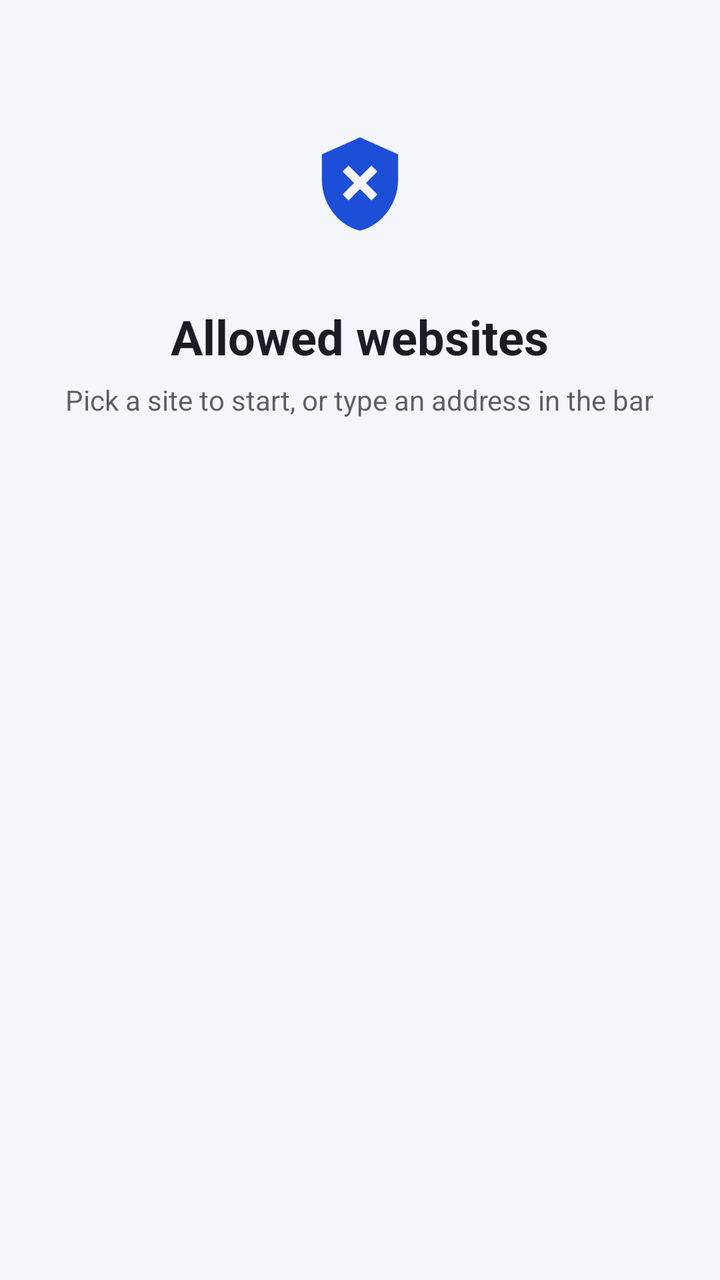
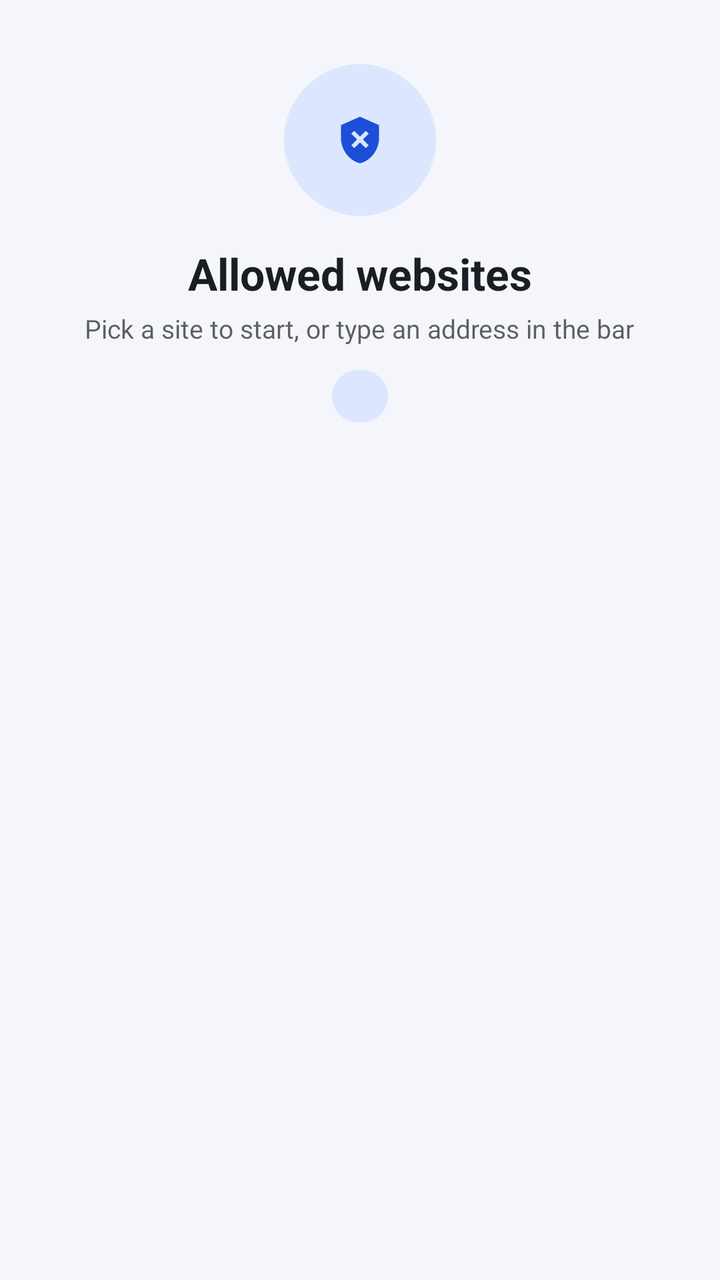

Compare the two renders of this Android layout. The source of the first and the diff that turns it into the second are given below.
<!-- AndroidManifest.xml: application theme Theme.SecureBrowser -->
<!-- res/layout/view_start_page.xml -->
<?xml version="1.0" encoding="utf-8"?>
<ScrollView xmlns:android="http://schemas.android.com/apk/res/android"
    android:layout_width="match_parent"
    android:layout_height="match_parent"
    android:background="?android:attr/colorBackground">

    <LinearLayout
        android:layout_width="match_parent"
        android:layout_height="wrap_content"
        android:gravity="center_horizontal"
        android:orientation="vertical"
        android:padding="24dp">

        <ImageView
            android:layout_width="88dp"
            android:layout_height="88dp"
            android:layout_marginTop="24dp"
            android:contentDescription="@string/app_name"
            android:src="@drawable/ic_launcher_foreground"
            android:tint="?attr/colorPrimary" />

        <TextView
            android:layout_width="wrap_content"
            android:layout_height="wrap_content"
            android:layout_marginTop="16dp"
            android:text="@string/start_title"
            android:textColor="?attr/colorOnBackground"
            android:textSize="24sp"
            android:textStyle="bold" />

        <TextView
            android:layout_width="wrap_content"
            android:layout_height="wrap_content"
            android:layout_marginTop="6dp"
            android:alpha="0.7"
            android:gravity="center"
            android:text="@string/start_subtitle"
            android:textColor="?attr/colorOnBackground"
            android:textSize="14sp" />

        <LinearLayout
            android:id="@+id/linksContainer"
            android:layout_width="match_parent"
            android:layout_height="wrap_content"
            android:layout_marginTop="24dp"
            android:orientation="vertical" />

        <TextView
            android:id="@+id/emptyMessage"
            android:layout_width="wrap_content"
            android:layout_height="wrap_content"
            android:layout_marginTop="24dp"
            android:alpha="0.6"
            android:text="@string/start_empty"
            android:textColor="?attr/colorOnBackground"
            android:textSize="14sp"
            android:visibility="gone" />
    </LinearLayout>
</ScrollView>
<!-- resources referenced by this layout -->
<resources>
  <!-- drawable ic_launcher_foreground (drawable) -->
  <?xml version="1.0" encoding="utf-8"?>
  <vector xmlns:android="http://schemas.android.com/apk/res/android"
      android:width="108dp"
      android:height="108dp"
      android:viewportWidth="108"
      android:viewportHeight="108">
      <group
          android:scaleX="2.6"
          android:scaleY="2.6"
          android:translateX="22.8"
          android:translateY="22.8">
          <path
              android:fillColor="#FFFFFFFF"
              android:fillType="evenOdd"
              android:pathData="M12,1L3,5v6c0,5.55 3.84,10.74 9,12 5.16,-1.26 9,-6.45 9,-12V5L12,1zM14.71,15.88L12,13.17l-2.71,2.71 -1.41,-1.41L10.59,11.76 7.88,9.05 9.29,7.64 12,10.35l2.71,-2.71 1.41,1.41 -2.71,2.71 2.71,2.71 -1.41,1.41z" />
      </group>
  </vector>
  <string name="app_name">Secure Browser</string>
  <string name="start_empty">No websites in the whitelist yet</string>
  <string name="start_subtitle">Pick a site to start, or type an address in the bar</string>
  <string name="start_title">Allowed websites</string>
  <style name="Theme.SecureBrowser" parent="Theme.Material3.DayNight.NoActionBar">
          <item name="colorPrimary">@color/colorPrimary</item>
          <item name="colorOnPrimary">@color/colorOnPrimary</item>
          <item name="colorPrimaryContainer">@color/colorPrimaryContainer</item>
          <item name="colorOnPrimaryContainer">@color/colorOnPrimaryContainer</item>
          <item name="colorSecondary">@color/colorSecondary</item>
          <item name="colorOnSecondary">@color/colorOnSecondary</item>
          <item name="colorError">@color/colorError</item>
          <item name="colorErrorContainer">@color/colorErrorContainer</item>
          <item name="android:colorBackground">@color/background</item>
          <item name="colorOnBackground">@color/onBackground</item>
          <item name="android:statusBarColor">@color/colorPrimary</item>
          <item name="android:windowLightStatusBar">false</item>
      </style>
  <color name="colorPrimary">#1D4ED8</color>
  <color name="colorOnPrimary">#FFFFFF</color>
  <color name="colorPrimaryContainer">#DCE7FF</color>
  <color name="colorOnPrimaryContainer">#0E2A66</color>
  <color name="colorSecondary">#0E7490</color>
  <color name="colorOnSecondary">#FFFFFF</color>
  <color name="colorError">#B3261E</color>
  <color name="colorErrorContainer">#F9DEDC</color>
  <color name="background">#F4F6FB</color>
  <color name="onBackground">#1A1D24</color>
</resources>

<!-- the commit's change to res/layout/view_start_page.xml (unified diff, before → after) -->
@@ -2,58 +2,98 @@
 <ScrollView xmlns:android="http://schemas.android.com/apk/res/android"
     android:layout_width="match_parent"
     android:layout_height="match_parent"
-    android:background="?android:attr/colorBackground">
+    android:background="?android:attr/colorBackground"
+    android:fillViewport="true">
 
     <LinearLayout
         android:layout_width="match_parent"
         android:layout_height="wrap_content"
         android:gravity="center_horizontal"
         android:orientation="vertical"
-        android:padding="24dp">
+        android:paddingHorizontal="16dp"
+        android:paddingTop="20dp"
+        android:paddingBottom="24dp">
 
-        <ImageView
-            android:layout_width="88dp"
-            android:layout_height="88dp"
-            android:layout_marginTop="24dp"
-            android:contentDescription="@string/app_name"
-            android:src="@drawable/ic_launcher_foreground"
-            android:tint="?attr/colorPrimary" />
+        <FrameLayout
+            android:layout_width="76dp"
+            android:layout_height="76dp"
+            android:layout_marginTop="12dp"
+            android:background="@drawable/bg_letter_tile">
+
+            <ImageView
+                android:layout_width="44dp"
+                android:layout_height="44dp"
+                android:layout_gravity="center"
+                android:contentDescription="@string/app_name"
+                android:src="@drawable/ic_launcher_foreground"
+                android:tint="?attr/colorPrimary" />
+        </FrameLayout>
 
         <TextView
             android:layout_width="wrap_content"
             android:layout_height="wrap_content"
-            android:layout_marginTop="16dp"
+            android:layout_marginTop="14dp"
             android:text="@string/start_title"
             android:textColor="?attr/colorOnBackground"
-            android:textSize="24sp"
+            android:textSize="22sp"
             android:textStyle="bold" />
 
         <TextView
             android:layout_width="wrap_content"
             android:layout_height="wrap_content"
-            android:layout_marginTop="6dp"
+            android:layout_marginTop="4dp"
             android:alpha="0.7"
             android:gravity="center"
             android:text="@string/start_subtitle"
             android:textColor="?attr/colorOnBackground"
-            android:textSize="14sp" />
+            android:textSize="13sp" />
+
+        <TextView
+            android:id="@+id/sitesCount"
+            android:layout_width="wrap_content"
+            android:layout_height="wrap_content"
+            android:layout_marginTop="12dp"
+            android:background="@drawable/bg_pill"
+            android:paddingHorizontal="14dp"
+            android:paddingVertical="5dp"
+            android:textColor="?attr/colorOnPrimaryContainer"
+            android:textSize="12sp"
+            android:textStyle="bold" />
+
+        <androidx.recyclerview.widget.RecyclerView
+            android:id="@+id/sitesGrid"
+            android:layout_width="match_parent"
+            android:layout_height="wrap_content"
+            android:layout_marginTop="12dp"
+            android:clipToPadding="false"
+            android:overScrollMode="never" />
 
         <LinearLayout
-            android:id="@+id/linksContainer"
-            android:layout_width="match_parent"
-            android:layout_height="wrap_content"
-            android:layout_marginTop="24dp"
-            android:orientation="vertical" />
-
-        <TextView
             android:id="@+id/emptyMessage"
             android:layout_width="wrap_content"
             android:layout_height="wrap_content"
-            android:layout_marginTop="24dp"
-            android:alpha="0.6"
-            android:text="@string/start_empty"
-            android:textColor="?attr/colorOnBackground"
-            android:textSize="14sp"
-            android:visibility="gone" />
+            android:layout_marginTop="36dp"
+            android:gravity="center_horizontal"
+            android:orientation="vertical"
+            android:visibility="gone">
+
+            <ImageView
+                android:layout_width="56dp"
+                android:layout_height="56dp"
+                android:alpha="0.85"
+                android:contentDescription="@string/start_empty"
+                android:src="@drawable/ic_shield_check"
+                android:tint="?attr/colorPrimary" />
+
+            <TextView
+                android:layout_width="wrap_content"
+                android:layout_height="wrap_content"
+                android:layout_marginTop="12dp"
+                android:alpha="0.7"
+                android:gravity="center"
+                android:text="@string/start_empty"
+                android:textColor="?attr/colorOnBackground"
+                android:textSize="14sp" />
+        </LinearLayout>
     </LinearLayout>
 </ScrollView>
<!-- resource entries referenced after the edit -->
@@ -1,5 +1,16 @@
 <!-- resources referenced by this layout -->
 <resources>
+  <!-- drawable bg_letter_tile (drawable) -->
+  <shape xmlns:android="http://schemas.android.com/apk/res/android" android:shape="oval">
+    <solid android:color="@color/colorPrimaryContainer" />
+  </shape>
+  <!-- drawable bg_pill (drawable) -->
+  <?xml version="1.0" encoding="utf-8"?>
+  <shape xmlns:android="http://schemas.android.com/apk/res/android"
+      android:shape="rectangle">
+      <corners android:radius="999dp" />
+      <solid android:color="@color/colorPrimaryContainer" />
+  </shape>
   <!-- drawable ic_launcher_foreground (drawable) -->
   <?xml version="1.0" encoding="utf-8"?>
   <vector xmlns:android="http://schemas.android.com/apk/res/android"
@@ -17,6 +28,10 @@
               android:fillType="evenOdd"
               android:pathData="M12,1L3,5v6c0,5.55 3.84,10.74 9,12 5.16,-1.26 9,-6.45 9,-12V5L12,1zM14.71,15.88L12,13.17l-2.71,2.71 -1.41,-1.41L10.59,11.76 7.88,9.05 9.29,7.64 12,10.35l2.71,-2.71 1.41,1.41 -2.71,2.71 2.71,2.71 -1.41,1.41z" />
       </group>
+  </vector>
+  <!-- drawable ic_shield_check (drawable) -->
+  <vector xmlns:android="http://schemas.android.com/apk/res/android" android:width="24dp" android:height="24dp" android:viewportWidth="24" android:viewportHeight="24" android:tint="?attr/colorControlNormal">
+    <path android:fillColor="@android:color/white" android:pathData="M12,1L3,5v6c0,5.55 3.84,10.74 9,12 5.16,-1.26 9,-6.45 9,-12V5l-9,-4zM10,17l-4,-4 1.41,-1.41L10,14.17l6.59,-6.59L18,9l-8,8z"/>
   </vector>
   <string name="app_name">Secure Browser</string>
   <string name="start_empty">No websites in the whitelist yet</string>
